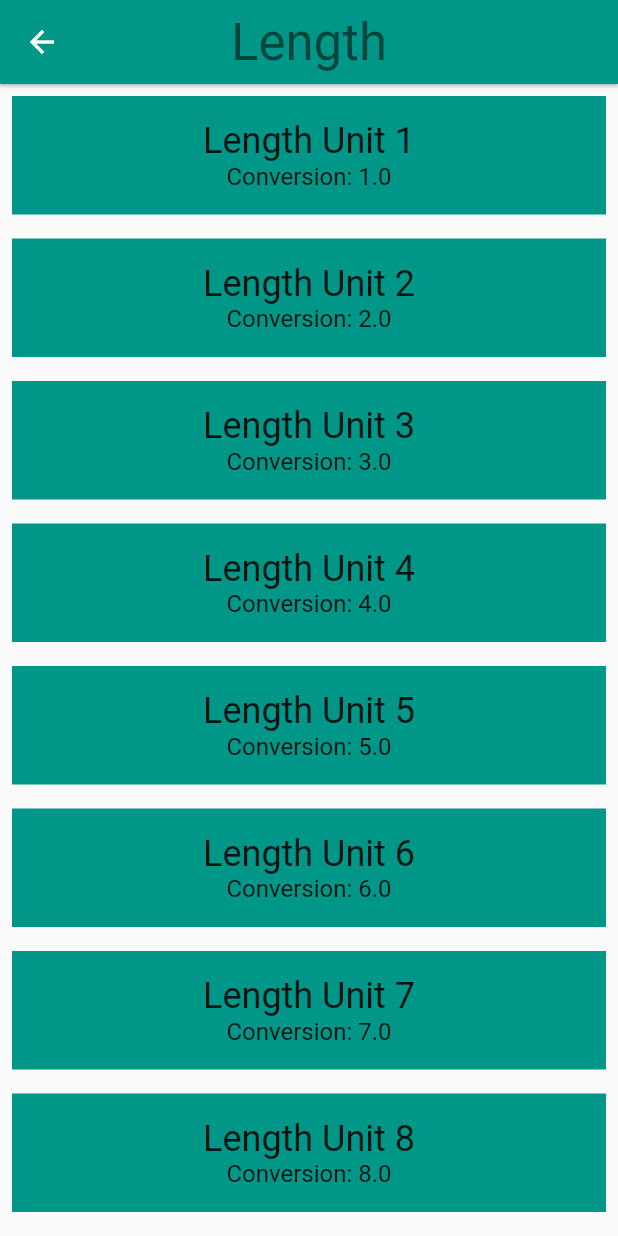
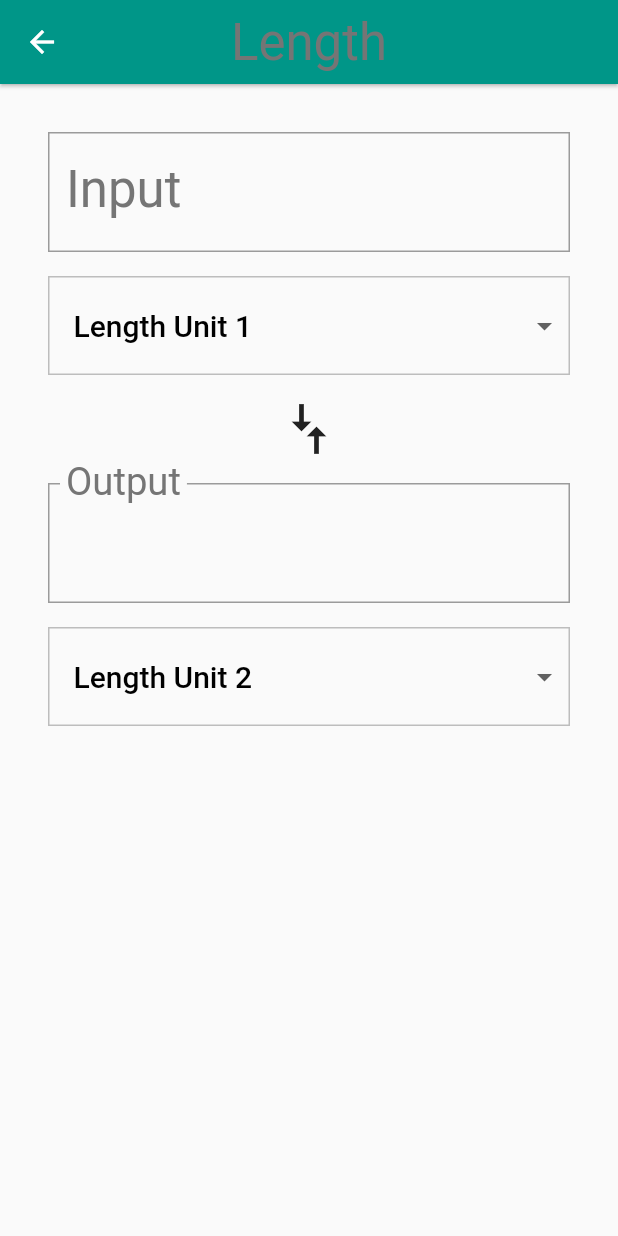
Before and after one commit to 14m3185yoshi/flutter-practice-for-udacity, a Flutter app: the screen it shows after launch, after a tap on "Length", on a phone screen of 412 x 824 dp. Run offline on Flutter 3.47's test engine with Material 2 defaults, Android fonts, the phone set to English and light mode, and no system bars; our stand-ins replace freezed_annotation.

Commit message:
✅ Achieved 'Add Interactivity to Your Unit Converter'

```diff
--- a/lib/category.dart
+++ b/lib/category.dart
@@ -28,7 +28,8 @@ class Category extends StatelessWidget {
               title: Text(name, style: Theme.of(context).textTheme.headline4),
               centerTitle: true,
               backgroundColor: color),
-          body: ConverterRoute(color: color, units: units));
+          body: ConverterRoute(color: color, units: units),
+          resizeToAvoidBottomInset: false);
     }));
   }
 
--- a/lib/converter_route.dart
+++ b/lib/converter_route.dart
@@ -1,32 +1,227 @@
+import 'package:collection/collection.dart' show IterableExtension;
 import 'package:flutter/material.dart';
-import './unit.dart';
+
+import 'unit.dart';
+
+const _padding = EdgeInsets.all(16.0);
 
 class ConverterRoute extends StatefulWidget {
   final Color color;
   final List<Unit> units;
 
-  const ConverterRoute({Key? key, required this.color, required this.units})
-      : super(key: key);
+  const ConverterRoute({
+    required this.color,
+    required this.units,
+    Key? key,
+  }) : super(key: key);
 
   @override
   _ConverterRouteState createState() => _ConverterRouteState();
 }
 
 class _ConverterRouteState extends State<ConverterRoute> {
+  Unit? _fromValue;
+  Unit? _toValue;
+  double? _inputValue;
+  String _convertedValue = '';
+  List<DropdownMenuItem>? _unitMenuItems;
+  bool _showValidationError = false;
+
+  @override
+  void initState() {
+    super.initState();
+    _createDropdownMenuItems();
+    _setDefaults();
+  }
+
+  void _createDropdownMenuItems() {
+    var newItems = <DropdownMenuItem>[];
+    for (var unit in widget.units) {
+      newItems.add(DropdownMenuItem(
+        value: unit.name,
+        child: Text(
+          unit.name!,
+          softWrap: true,
+        ),
+      ));
+    }
+    setState(() {
+      _unitMenuItems = newItems;
+    });
+  }
+
+  void _setDefaults() {
+    setState(() {
+      _fromValue = widget.units[0];
+      _toValue = widget.units[1];
+    });
+  }
+
+  String _format(double conversion) {
+    var outputNum = conversion.toStringAsPrecision(7);
+    if (outputNum.contains('.') && outputNum.endsWith('0')) {
+      var i = outputNum.length - 1;
+      while (outputNum[i] == '0') {
+        i -= 1;
+      }
+      outputNum = outputNum.substring(0, i + 1);
+    }
+    if (outputNum.endsWith('.')) {
+      return outputNum.substring(0, outputNum.length - 1);
+    }
+    return outputNum;
+  }
+
+  void _updateConversion() {
+    setState(() {
+      _convertedValue = _format(
+          _inputValue! * (_toValue!.conversion! / _fromValue!.conversion!));
+    });
+  }
+
+  void _updateInputValue(String input) {
+    setState(() {
+      if (input.isEmpty) {
+        _convertedValue = '';
+      } else {
+        try {
+          final inputDouble = double.parse(input);
+          _showValidationError = false;
+          _inputValue = inputDouble;
+          _updateConversion();
+        } on Exception catch (e) {
+          print('Error: $e');
+          _showValidationError = true;
+        }
+      }
+    });
+  }
+
+  Unit? _getUnit(String? unitName) {
+    return widget.units.firstWhereOrNull(
+      (Unit unit) {
+        return unit.name == unitName;
+      },
+    );
+  }
+
+  void _updateFromConversion(dynamic unitName) {
+    setState(() {
+      _fromValue = _getUnit(unitName);
+    });
+    if (_inputValue != null) {
+      _updateConversion();
+    }
+  }
+
+  void _updateToConversion(dynamic unitName) {
+    setState(() {
+      _toValue = _getUnit(unitName);
+    });
+    if (_inputValue != null) {
+      _updateConversion();
+    }
+  }
+
+  Widget _createDropdown(
+      String? currentValue, ValueChanged<dynamic> onChanged) {
+    return Container(
+      margin: const EdgeInsets.only(top: 16.0),
+      decoration: BoxDecoration(
+        color: Colors.grey[50],
+        border: Border.all(
+          color: Colors.grey[400]!,
+          width: 1.0,
+        ),
+      ),
+      padding: const EdgeInsets.symmetric(vertical: 8.0),
+      child: Theme(
+        data: Theme.of(context).copyWith(
+          canvasColor: Colors.grey[50],
+        ),
+        child: DropdownButtonHideUnderline(
+          child: ButtonTheme(
+            alignedDropdown: true,
+            child: DropdownButton(
+              value: currentValue,
+              items: _unitMenuItems,
+              onChanged: onChanged,
+              style: Theme.of(context).textTheme.headline6,
+            ),
+          ),
+        ),
+      ),
+    );
+  }
+
   @override
   Widget build(BuildContext context) {
-    final unitWidgets = widget.units.map((Unit unit) {
-      return Container(
-          color: widget.color,
-          margin: const EdgeInsets.all(8),
-          padding: const EdgeInsets.all(16),
-          child: Column(children: <Widget>[
-            Text(unit.name!, style: Theme.of(context).textTheme.headline5),
-            Text('Conversion: ${unit.conversion}',
-                style: Theme.of(context).textTheme.subtitle1)
-          ]));
-    }).toList();
+    final input = Padding(
+      padding: _padding,
+      child: Column(
+        crossAxisAlignment: CrossAxisAlignment.stretch,
+        children: [
+          TextField(
+            style: Theme.of(context).textTheme.headline4,
+            decoration: InputDecoration(
+              labelStyle: Theme.of(context).textTheme.headline4,
+              errorText: _showValidationError ? 'Invalid number entered' : null,
+              labelText: 'Input',
+              border: OutlineInputBorder(
+                borderRadius: BorderRadius.circular(0.0),
+              ),
+            ),
+            keyboardType: TextInputType.number,
+            onChanged: _updateInputValue,
+          ),
+          _createDropdown(_fromValue!.name, _updateFromConversion),
+        ],
+      ),
+    );
 
-    return ListView(children: unitWidgets);
+    const arrows = RotatedBox(
+      quarterTurns: 1,
+      child: Icon(
+        Icons.compare_arrows,
+        size: 40.0,
+      ),
+    );
+
+    final output = Padding(
+      padding: _padding,
+      child: Column(
+        crossAxisAlignment: CrossAxisAlignment.stretch,
+        children: [
+          InputDecorator(
+            child: Text(
+              _convertedValue,
+              style: Theme.of(context).textTheme.headline4,
+            ),
+            decoration: InputDecoration(
+              labelText: 'Output',
+              labelStyle: Theme.of(context).textTheme.headline4,
+              border: OutlineInputBorder(
+                borderRadius: BorderRadius.circular(0.0),
+              ),
+            ),
+          ),
+          _createDropdown(_toValue!.name, _updateToConversion),
+        ],
+      ),
+    );
+
+    final converter = Column(
+      crossAxisAlignment: CrossAxisAlignment.stretch,
+      children: [
+        input,
+        arrows,
+        output,
+      ],
+    );
+
+    return Padding(
+      padding: _padding,
+      child: converter,
+    );
   }
 }
--- a/lib/main.dart
+++ b/lib/main.dart
@@ -17,6 +17,13 @@ class UnitConverterApp extends StatelessWidget {
     return MaterialApp(
         debugShowCheckedModeBanner: false,
         title: 'Unit Converter',
+        theme: ThemeData(
+            textTheme: Theme.of(context)
+                .textTheme
+                .apply(bodyColor: Colors.black, displayColor: Colors.grey[600]),
+            primaryColor: Colors.grey[500],
+            textSelectionTheme: TextSelectionThemeData(
+                selectionHandleColor: Colors.green[500])),
         home: Scaffold(
             backgroundColor: Colors.green[100],
             body: const Center(
```
